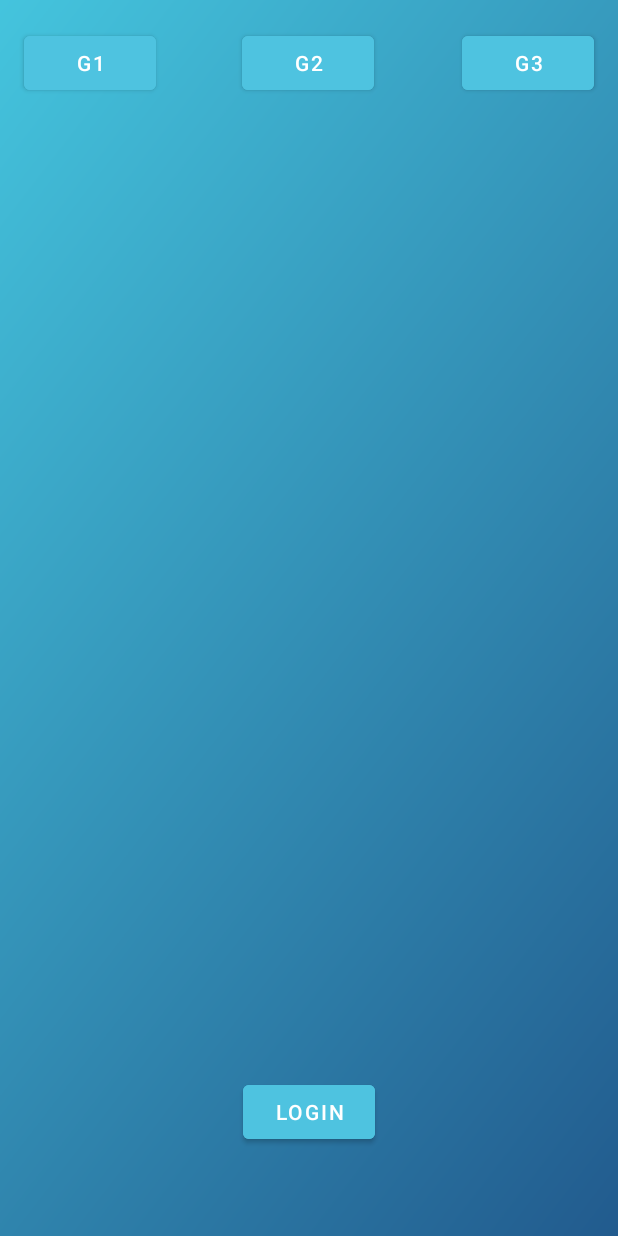
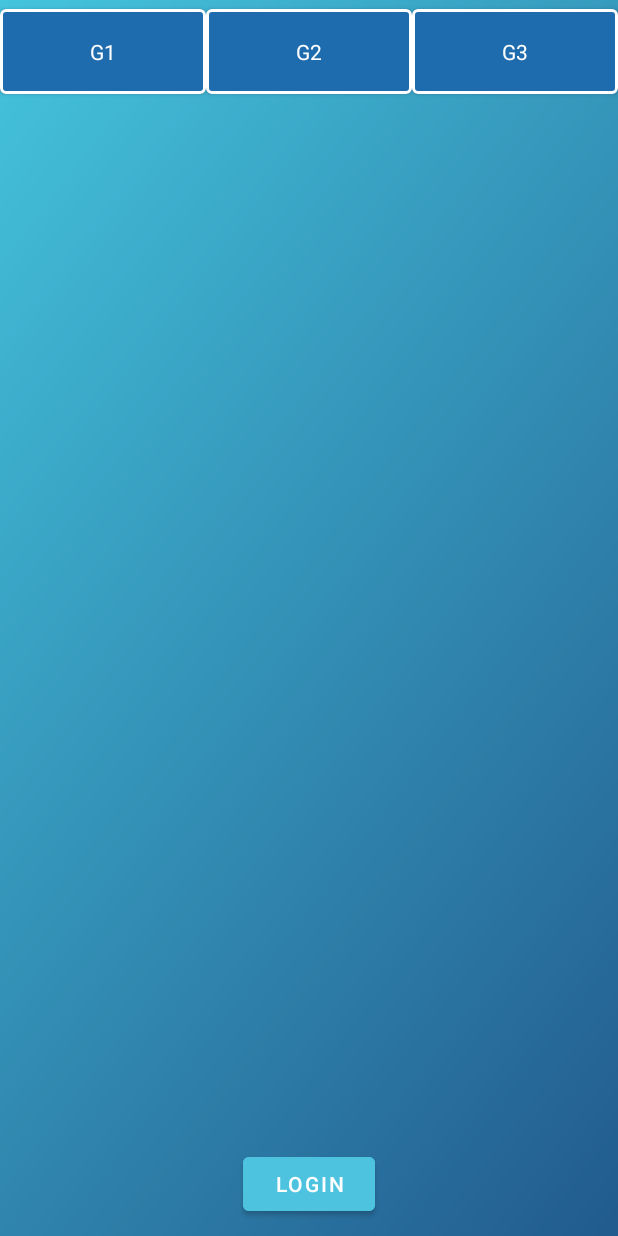
Before and after one commit to ClementeRodReg/Portugalete_GO, an Android app: the VistaProfesor screen opened directly, with no data from a screen before it, on a phone screen of 412 x 824 dp. Run offline under Robolectric (Android 15) with nearby library versions, the light colour scheme and no system bars; our stand-ins replace Firebase (no records; nobody signed in at launch, a user with empty details on screens opened directly).

Commit message:
Ajuste visual a la mayoria de fragments y vistas
-Arreglado boton de silenciar
-Añadido formato linear a todo el programa

```diff
--- a/app/src/main/java/com/example/portugaletego/vista/ActivityJuegos.java
+++ b/app/src/main/java/com/example/portugaletego/vista/ActivityJuegos.java
@@ -282,7 +282,7 @@ public class ActivityJuegos extends AppCompatActivity {
     public void mutear(AudioManager amanager) {
 
         amanager.adjustVolume(AudioManager.ADJUST_MUTE, AudioManager.FLAG_SHOW_UI);
-        btnMute.setVisibility(View.INVISIBLE);
+        btnMute.setVisibility(View.GONE);
         btnUnmute.setVisibility(View.VISIBLE);
     }
 
@@ -290,7 +290,7 @@ public class ActivityJuegos extends AppCompatActivity {
     public void unmute(AudioManager amanager) {
 
         amanager.adjustVolume(AudioManager.ADJUST_UNMUTE, AudioManager.FLAG_SHOW_UI);
-        btnUnmute.setVisibility(View.INVISIBLE);
+        btnUnmute.setVisibility(View.GONE);
         btnMute.setVisibility(View.VISIBLE);
     }
 
--- a/app/src/main/res/layout/activity_vista_profesor.xml
+++ b/app/src/main/res/layout/activity_vista_profesor.xml
@@ -1,74 +1,79 @@
 <?xml version="1.0" encoding="utf-8"?>
-<androidx.constraintlayout.widget.ConstraintLayout xmlns:android="http://schemas.android.com/apk/res/android"
+<LinearLayout xmlns:android="http://schemas.android.com/apk/res/android"
     xmlns:app="http://schemas.android.com/apk/res-auto"
     xmlns:tools="http://schemas.android.com/tools"
     android:id="@+id/layoutTOP"
     android:layout_width="match_parent"
     android:layout_height="match_parent"
     android:background="@drawable/gr5_1500_1501"
+    android:orientation="vertical"
     tools:context=".vista.VistaProfesor">
+
+    <LinearLayout
+        android:layout_width="match_parent"
+        android:layout_height="0dp"
+        android:layout_weight="8"
+        android:layout_gravity="center"
+        android:gravity="center">
+        <Button
+            android:id="@+id/g1Button"
+            android:layout_width="0sp"
+            android:layout_height="match_parent"
+            android:layout_weight="1"
+            style="@style/BotonAzulOscuro"
+            android:text="G1"
+            />
 
     <Button
         android:id="@+id/g2Button"
-        android:layout_width="wrap_content"
-        android:layout_height="wrap_content"
-        android:backgroundTint="@color/portu_blue"
+        android:layout_width="0sp"
+        android:layout_height="match_parent"
+        android:layout_weight="1"
+        style="@style/BotonAzulOscuro"
         android:text="G2"
-        app:layout_constraintBottom_toBottomOf="parent"
-        app:layout_constraintEnd_toStartOf="@+id/g3Button"
-        app:layout_constraintHorizontal_bias="0.495"
-        app:layout_constraintStart_toEndOf="@+id/g1Button"
-        app:layout_constraintTop_toTopOf="parent"
-        app:layout_constraintVertical_bias="0.023" />
+       />
 
     <Button
         android:id="@+id/g3Button"
-        android:layout_width="wrap_content"
-        android:layout_height="wrap_content"
-        android:backgroundTint="@color/portu_blue"
+        android:layout_width="0sp"
+        android:layout_height="match_parent"
+        android:layout_weight="1"
+        style="@style/BotonAzulOscuro"
         android:text="G3"
-        app:layout_constraintBottom_toBottomOf="parent"
-        app:layout_constraintEnd_toEndOf="parent"
-        app:layout_constraintHorizontal_bias="0.95"
-        app:layout_constraintStart_toStartOf="parent"
-        app:layout_constraintTop_toTopOf="parent"
-        app:layout_constraintVertical_bias="0.023" />
+        />
 
-    <Button
-        android:id="@+id/g1Button"
-        android:layout_width="wrap_content"
-        android:layout_height="wrap_content"
-        android:backgroundTint="@color/portu_blue"
-        android:text="G1"
-        app:layout_constraintBottom_toBottomOf="parent"
-        app:layout_constraintEnd_toEndOf="parent"
-        app:layout_constraintHorizontal_bias="0.049"
-        app:layout_constraintStart_toStartOf="parent"
-        app:layout_constraintTop_toTopOf="parent"
-        app:layout_constraintVertical_bias="0.023" />
+
+    </LinearLayout>
+
+
+    <LinearLayout
+        android:layout_width="match_parent"
+        android:layout_height="0sp"
+        android:layout_weight="80"
+        android:orientation="vertical">
 
     <androidx.fragment.app.FragmentContainerView
         android:id="@+id/fragmentRespuestasGrupos"
         android:name="com.example.portugaletego.vista.RespuestaGrupos"
         android:layout_width="0dp"
         android:layout_height="592dp"
-        app:layout_constraintBottom_toBottomOf="parent"
-        app:layout_constraintEnd_toEndOf="parent"
-        app:layout_constraintHorizontal_bias="0.444"
-        app:layout_constraintStart_toStartOf="parent"
-        app:layout_constraintTop_toBottomOf="@+id/g2Button"
-        app:layout_constraintVertical_bias="0.0" />
+        />
+    </LinearLayout>
 
-    <Button
-        android:id="@+id/btnLoginProf"
-        android:layout_width="wrap_content"
-        android:layout_height="wrap_content"
-        android:backgroundTint="@color/portu_blue"
-        android:text="Login"
-        app:layout_constraintBottom_toBottomOf="parent"
-        app:layout_constraintEnd_toEndOf="parent"
-        app:layout_constraintStart_toStartOf="parent"
-        app:layout_constraintTop_toBottomOf="@+id/fragmentRespuestasGrupos" />
+    <LinearLayout
+        android:layout_width="match_parent"
+        android:layout_height="0dp"
+        android:layout_weight="8"
+        android:layout_gravity="center"
+        android:gravity="center">
 
+        <Button
+            android:id="@+id/btnLoginProf"
+            android:layout_width="wrap_content"
+            android:layout_height="wrap_content"
+            android:backgroundTint="@color/portu_blue"
+            android:text="Login"
+            />
+    </LinearLayout>
 
-</androidx.constraintlayout.widget.ConstraintLayout>
+</LinearLayout>
--- a/app/src/main/res/layout/fragment_camara.xml
+++ b/app/src/main/res/layout/fragment_camara.xml
@@ -29,7 +29,7 @@
             android:elevation="20dp"
             android:layout_marginLeft="30dp"
             android:layout_marginRight="30dp"
-            app:cardBackgroundColor="@android:color/transparent"
+            app:cardBackgroundColor="@color/azul_oscuro"
             app:cardElevation="0dp"
             app:cardCornerRadius="30dp"
             app:strokeColor="@color/white"
@@ -44,16 +44,16 @@
 
                 <Button
                     android:id="@+id/btnCamara"
-                    android:layout_width="wrap_content"
-                    android:layout_height="wrap_content"
-                    android:backgroundTint="@color/azul_oscuro"
+                    android:layout_width="200sp"
+                    android:layout_height="50sp"
+                    style="@style/BotonAzulOscuro"
                     android:text="Camara"
                     />
 
                 <ImageView
                     android:id="@+id/fotoSacada"
-                    android:layout_width="185dp"
-                    android:layout_height="170dp"
+                    android:layout_width="250sp"
+                    android:layout_height="250sp"
                     tools:src="@tools:sample/avatars" />
             </LinearLayout>
 
--- a/app/src/main/res/values/themes.xml
+++ b/app/src/main/res/values/themes.xml
@@ -19,6 +19,11 @@
         <item name="strokeWidth">2dp</item>
     </style>
 
+    <style name="BotonAzulOscuro" parent="Base.Theme.PortugaleteGO">
+        <item name="backgroundTint">@color/azul_oscuro</item>
+        <item name="strokeColor">@android:color/white</item>
+        <item name="strokeWidth">2dp</item>
+    </style>
   <!--  <style name="Base.Theme.PortugaleteGOAlter" parent="Theme.Material3.DayNight">
     </style>
     -->
```
